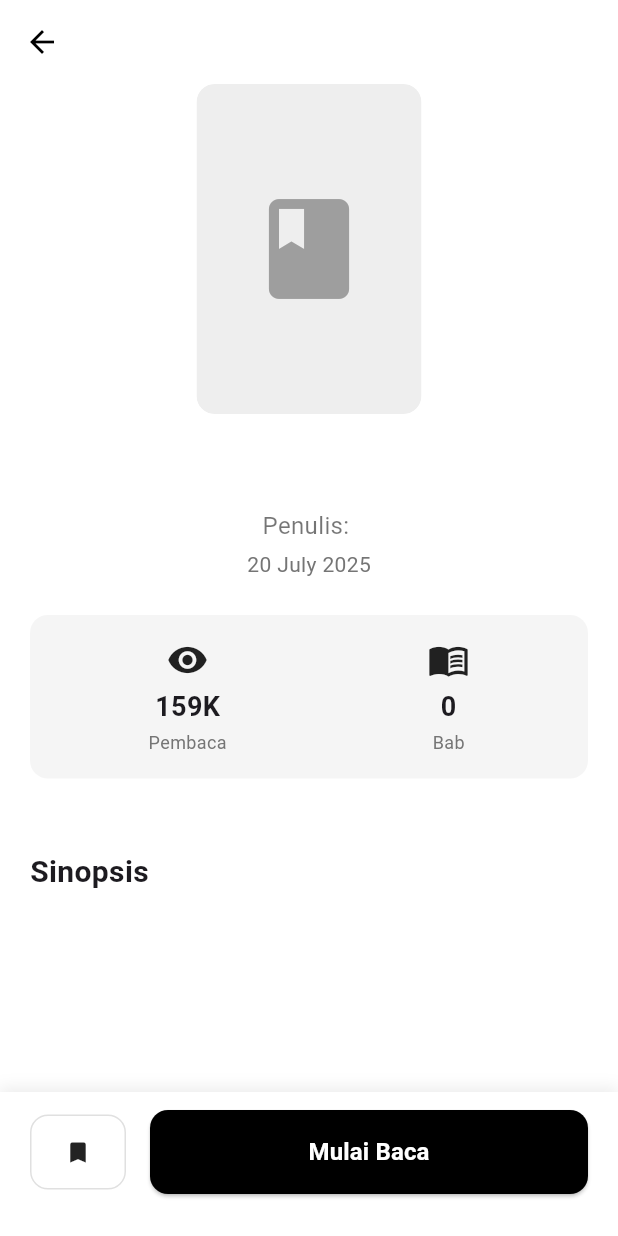
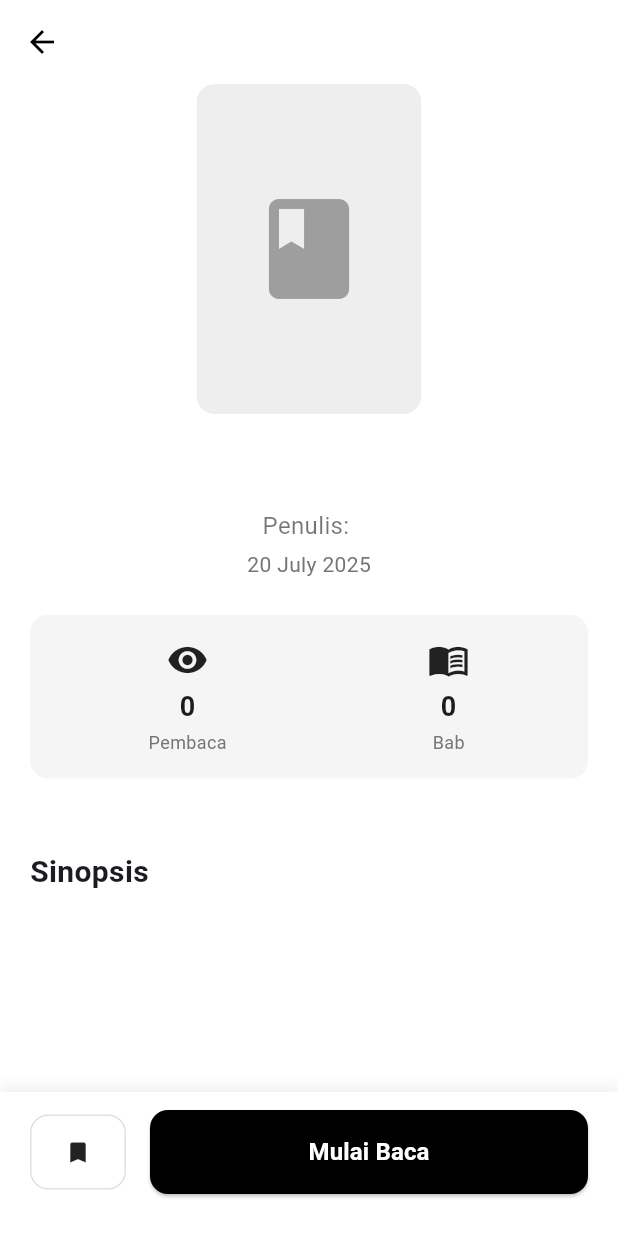
Before and after one commit to Aprilrianto/lexicon, a Flutter app: the DetailScreen screen opened directly with empty values, on a phone screen of 412 x 824 dp. Run offline on Flutter 3.47's test engine with Material 3 defaults, Android fonts, the phone set to English and light mode, and no system bars; our stand-ins replace fl_chart, image_picker, pinput, shared_preferences, supabase_flutter; accounts and stored records are empty.

Commit message:
memperbaiki agar bisa melihat seberapa banyak user yang melihat novel tersebut

```diff
--- a/lib/models/novel.dart
+++ b/lib/models/novel.dart
@@ -1,47 +1,58 @@
+// models/novel.dart
+
 class Novel {
   final int id;
   final String title;
   final String author;
-  final int categoryId;
-  final String? categoryName; // ← hasil join dari tabel categories
-  final String status;        // draft / published
-  final int chapterCount;
   final String? description;
   final String? coverUrl;
   final DateTime? publishedDate;
-  final String isi;           // ← tambah field isi
+  final int? categoryId;
+  final String? categoryName; // Dari join dengan tabel categories
+  final String? status; // 'draft' atau 'published'
+  final int chapterCount;
+  final String? isi; // Isi cerita lengkap
+  final int viewCount; // Jumlah pembaca
 
   Novel({
     required this.id,
     required this.title,
     required this.author,
-    required this.categoryId,
-    required this.status,
-    required this.chapterCount,
-    required this.isi, // wajib diisi
-    this.categoryName,
     this.description,
     this.coverUrl,
     this.publishedDate,
+    this.categoryId,
+    this.categoryName,
+    this.status,
+    required this.chapterCount,
+    this.isi,
+    required this.viewCount,
   });
 
-  factory Novel.fromMap(Map<String, dynamic> map) => Novel(
-        id: map['id'] as int,
-        title: map['title'] as String,
-        author: map['author'] as String,
-        categoryId: map['category_id'] as int,
-        categoryName: map['categories']?['name'] as String?, // hasil join
-        status: map['status'] as String,
-        chapterCount: (map['chapter_count'] ?? 0) as int,
-        description: map['description'] as String?,
-        coverUrl: map['cover_url'] as String?,
-        publishedDate: map['published_date'] != null
-            ? DateTime.parse(map['published_date'])
+  // Factory constructor yang disempurnakan untuk membuat objek Novel dari data Supabase
+  factory Novel.fromMap(Map<String, dynamic> map) {
+    return Novel(
+      id: map['id'] ?? 0,
+      title: map['title'] ?? 'Tanpa Judul',
+      author: map['author'] ?? 'Anonim',
+      description: map['description'],
+      coverUrl: map['cover_url'],
+      publishedDate:
+          map['published_date'] != null
+              ? DateTime.tryParse(map['published_date'])
               : null,
-        isi: map['isi'] ?? '', // isi novel
+      categoryId: map['category_id'],
+      // Mengambil nama kategori dari relasi, jika ada
+      categoryName: (map['categories'] as Map<String, dynamic>?)?['name'],
+      status: map['status'],
+      chapterCount: map['chapter_count'] ?? 0,
+      isi: map['isi'],
+      viewCount: map['view_count'] ?? 0,
     );
+  }
 
-  Map<String, dynamic> toInsert() => {
+  // Method untuk mengubah objek menjadi Map, berguna untuk INSERT/UPDATE
+  Map<String, dynamic> toMap() => {
     'title': title,
     'author': author,
     'description': description,
@@ -51,5 +62,6 @@ class Novel {
     'published_date': publishedDate?.toIso8601String(),
     'cover_url': coverUrl,
     'isi': isi,
+    'view_count': viewCount,
   };
 }
--- a/lib/screens/detail_screen.dart
+++ b/lib/screens/detail_screen.dart
@@ -17,12 +17,14 @@ class _DetailScreenState extends State<DetailScreen> {
   bool _isLoadingBookmark = true;
   bool _isLoadingReading = false;
   bool _isSynopsisExpanded = false;
+  late int _currentViewCount;
 
   final supabase = Supabase.instance.client;
 
   @override
   void initState() {
     super.initState();
+    _currentViewCount = widget.novel.viewCount;
     _checkBookmarkStatus();
   }
 
@@ -123,6 +125,13 @@ class _DetailScreenState extends State<DetailScreen> {
       _isLoadingReading = true;
     });
     try {
+      // Panggil fungsi 'increment_view_count' di Supabase
+      await supabase.rpc(
+        'increment_view_count',
+        params: {'novel_id_to_update': widget.novel.id},
+      );
+
+      // Ambil data novel lengkap untuk memastikan 'isi' ada
       final response =
           await supabase
               .from('novels')
@@ -133,6 +142,10 @@ class _DetailScreenState extends State<DetailScreen> {
       final completeNovel = Novel.fromMap(response);
 
       if (mounted) {
+        // Update UI secara lokal agar angka langsung bertambah
+        setState(() {
+          _currentViewCount++;
+        });
         if (completeNovel.isi != null && completeNovel.isi!.isNotEmpty) {
           Navigator.pushNamed(context, '/read', arguments: completeNovel);
         } else {
@@ -251,6 +264,11 @@ class _DetailScreenState extends State<DetailScreen> {
   }
 
   Widget _buildStatsCard() {
+    String formatViews(int count) {
+      if (count < 1000) return count.toString();
+      return '${(count / 1000).toStringAsFixed(1)}K';
+    }
+
     return Container(
       padding: const EdgeInsets.symmetric(vertical: 16, horizontal: 12),
       decoration: BoxDecoration(
@@ -262,9 +280,9 @@ class _DetailScreenState extends State<DetailScreen> {
         children: [
           _StatItem(
             icon: Icons.visibility,
-            value: '159K',
+            value: formatViews(_currentViewCount),
             label: 'Pembaca',
-          ), // Placeholder
+          ),
           _StatItem(
             icon: Icons.menu_book,
             value: widget.novel.chapterCount.toString(),
--- a/lib/services/novel_service.dart
+++ b/lib/services/novel_service.dart
@@ -16,7 +16,8 @@ class NovelService {
   }
 
   Future<int> insert(Novel novel) async {
-    final res = await _client.from('novels').insert(novel.toInsert()).select();
+    // DIPERBAIKI: Menggunakan metode toMap() yang benar
+    final res = await _client.from('novels').insert(novel.toMap()).select();
     return (res.first as Map<String, dynamic>)['id'] as int;
   }
 
```
Lines whose indentation alone changed are shown as unchanged.
